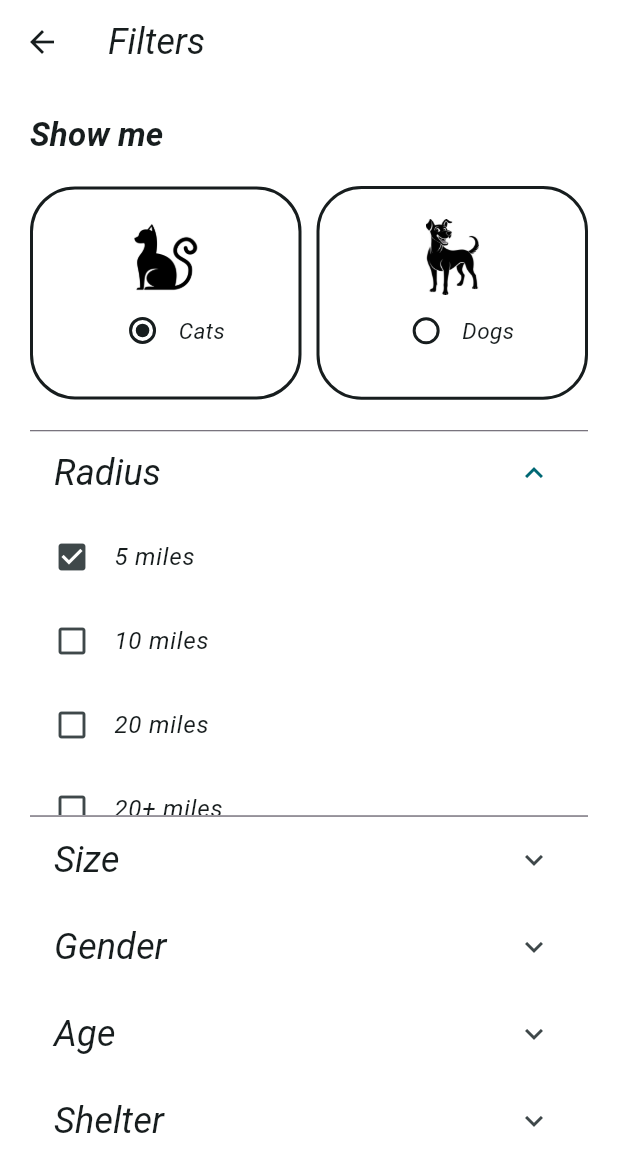
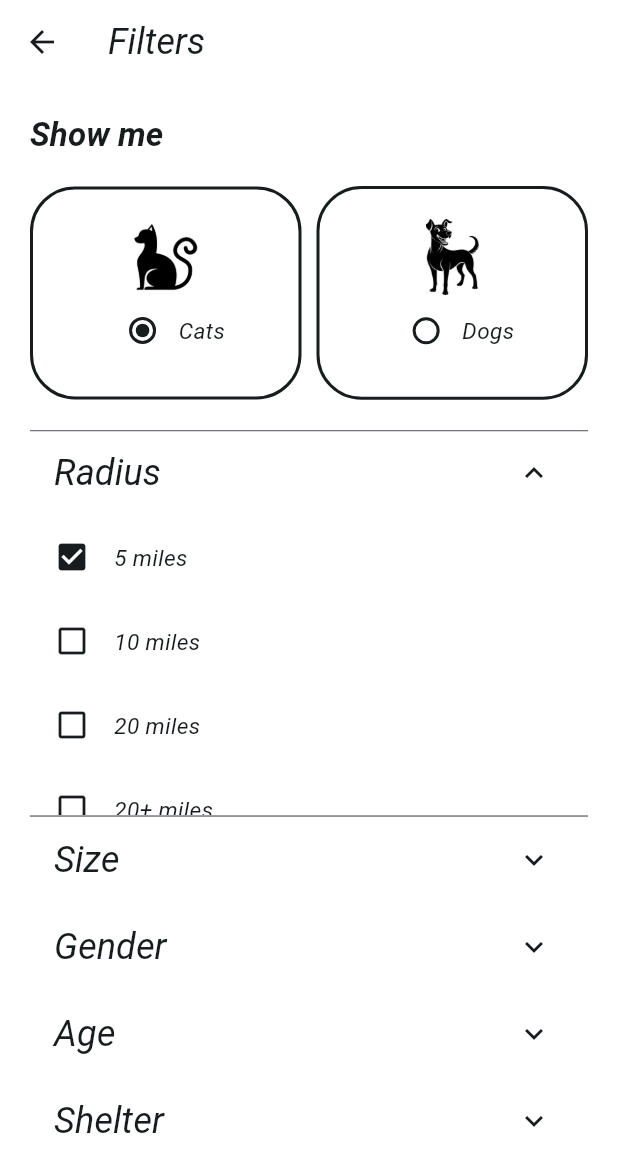
Before and after one commit to anishh2003/petRescues, a Flutter app: the FiltersScreen screen opened by its route, after a tap on "Radius", on a phone screen of 412 x 824 dp. Shown: the top 1172 px of the screen. Run offline on Flutter 3.47's test engine with Material 3 defaults, Android fonts, the phone set to English and light mode, and no system bars; our stand-ins replace appinio_swiper, card_swiper, cloud_firestore, file_picker, firebase_auth, firebase_core and 6 more; accounts and stored records are empty.

Commit message:
color fixes

```diff
--- a/lib/features/filters/screens/filters_screen.dart
+++ b/lib/features/filters/screens/filters_screen.dart
@@ -57,25 +57,28 @@ class _FiltersScreenState extends ConsumerState<FiltersScreen> {
   }
 }
 
-class ExpansionTileOptions extends StatefulWidget {
-  const ExpansionTileOptions({
-    super.key,
-    required this.menuIndex,
-  });
-
+class ExpansionTileOptions extends ConsumerStatefulWidget {
+  const ExpansionTileOptions({required this.menuIndex, super.key});
   final int menuIndex;
-
   @override
-  State<ExpansionTileOptions> createState() => _ExpansionTileOptionsState();
+  ConsumerState<ConsumerStatefulWidget> createState() =>
+      _ExpansionTileOptionsState();
 }
 
-class _ExpansionTileOptionsState extends State<ExpansionTileOptions> {
+class _ExpansionTileOptionsState extends ConsumerState<ExpansionTileOptions> {
   int index = 0;
   @override
   Widget build(BuildContext context) {
+    var darkTheme = ref.watch(darkThemeProvider);
     return ExpansionTile(
       expandedAlignment: Alignment.centerLeft,
       expandedCrossAxisAlignment: CrossAxisAlignment.start,
+      iconColor: darkTheme
+          ? Theme.of(context).colorScheme.primaryContainer
+          : Theme.of(context).colorScheme.onSurface,
+      collapsedIconColor: darkTheme
+          ? Theme.of(context).colorScheme.primaryContainer
+          : Theme.of(context).colorScheme.onSurface,
       title: Text(
         filterMenuOptions[widget.menuIndex].title,
         style: Theme.of(context).textTheme.headlineSmall,
@@ -97,10 +100,22 @@ class _ExpansionTileOptionsState extends State<ExpansionTileOptions> {
                   },
                   child: ListTile(
                     leading: index == i
-                        ? const Icon(Icons.check_box)
-                        : const Icon(Icons.check_box_outline_blank),
+                        ? Icon(
+                            Icons.check_box,
+                            color: darkTheme
+                                ? Theme.of(context).colorScheme.primaryContainer
+                                : Theme.of(context).colorScheme.onSurface,
+                          )
+                        : Icon(
+                            Icons.check_box_outline_blank,
+                            color: darkTheme
+                                ? Theme.of(context).colorScheme.primaryContainer
+                                : Theme.of(context).colorScheme.onSurface,
+                          ),
                     title: Text(
-                        filterMenuOptions[widget.menuIndex].options[i].title),
+                      filterMenuOptions[widget.menuIndex].options[i].title,
+                      style: Theme.of(context).textTheme.bodyMedium,
+                    ),
                   ),
                 );
               },
```
